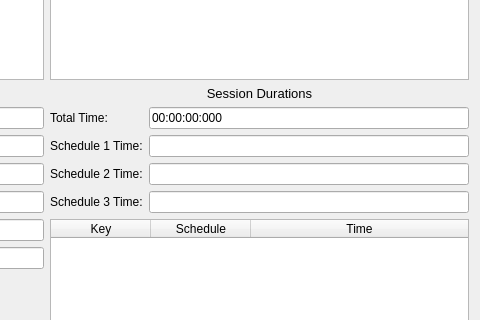
First picture: the form in recordingwindow.ui, repository miyamot0/DataTracker3, before the edit; both pictures show x 387 to 867 and y 135 to 455 of the 867 by 566 pixel window.
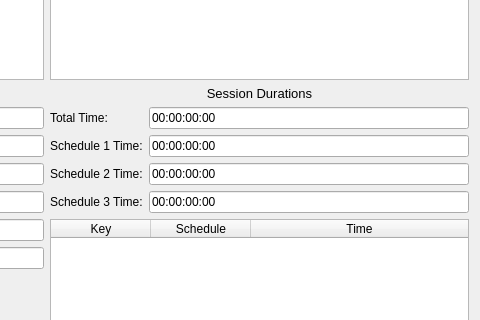
Second picture: the form after the edit.

The edit to the form file:
```diff
--- a/recordingwindow.ui
+++ b/recordingwindow.ui
@@ -235,7 +235,7 @@
            <item row="1" column="1">
             <widget class="QLineEdit" name="editTimerBase">
              <property name="text">
-              <string>00:00:00:000</string>
+              <string>00:00:00:00</string>
              </property>
              <property name="readOnly">
               <bool>true</bool>
@@ -250,7 +250,14 @@
             </widget>
            </item>
            <item row="2" column="1">
-            <widget class="QLineEdit" name="editTimerOne"/>
+            <widget class="QLineEdit" name="editTimerOne">
+             <property name="styleSheet">
+              <string notr="true"/>
+             </property>
+             <property name="text">
+              <string>00:00:00:00</string>
+             </property>
+            </widget>
            </item>
            <item row="3" column="0">
             <widget class="QLabel" name="label_3">
@@ -260,7 +267,11 @@
             </widget>
            </item>
            <item row="3" column="1">
-            <widget class="QLineEdit" name="editTimerTwo"/>
+            <widget class="QLineEdit" name="editTimerTwo">
+             <property name="text">
+              <string>00:00:00:00</string>
+             </property>
+            </widget>
            </item>
            <item row="4" column="0">
             <widget class="QLabel" name="label_5">
@@ -270,7 +281,11 @@
             </widget>
            </item>
            <item row="4" column="1">
-            <widget class="QLineEdit" name="editTimerThree"/>
+            <widget class="QLineEdit" name="editTimerThree">
+             <property name="text">
+              <string>00:00:00:00</string>
+             </property>
+            </widget>
            </item>
            <item row="5" column="0" colspan="2">
             <widget class="QTableWidget" name="tableWidgetLog">
```
